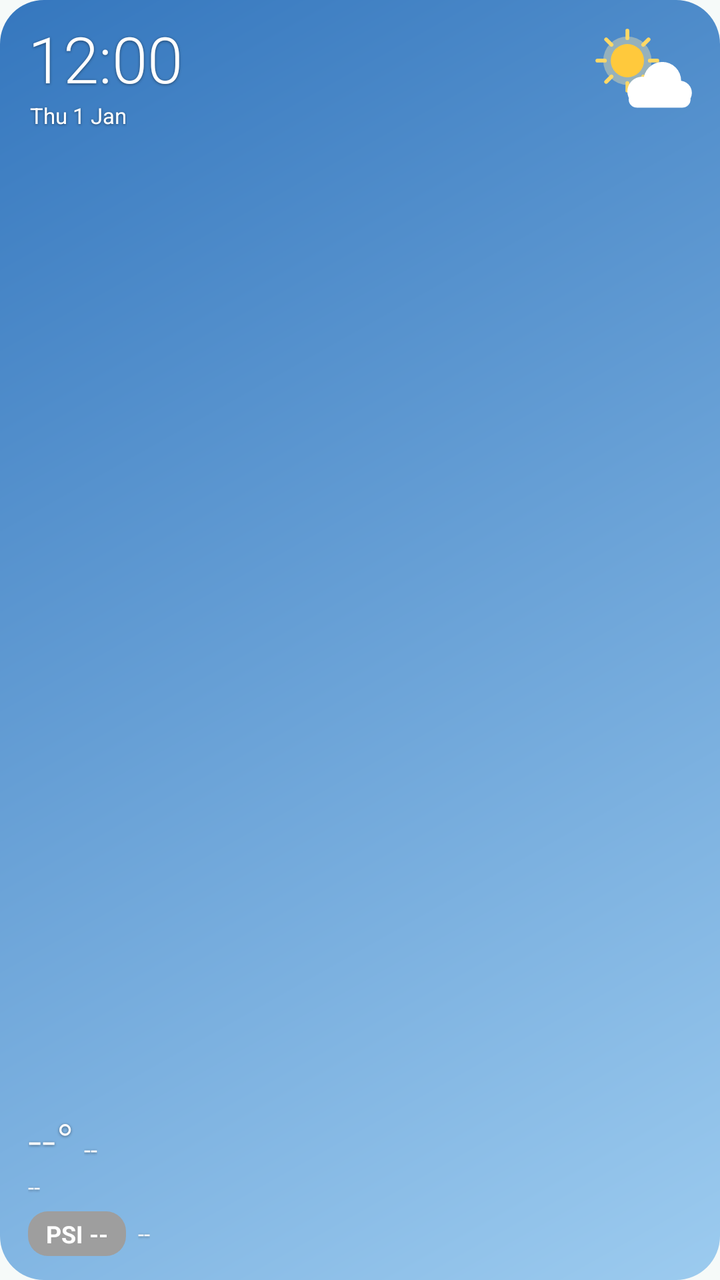
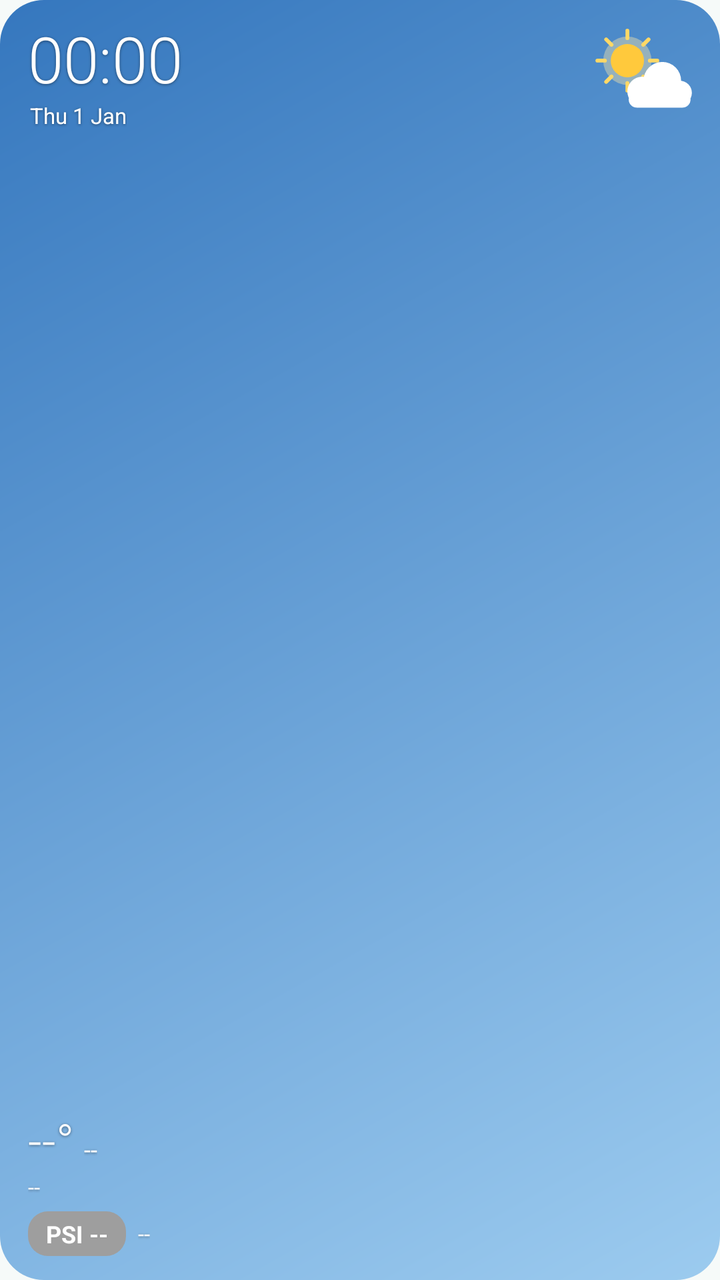

Screens rendered from an Android XML layout before and after an edit, with the pre-edit source and the edit as a unified diff.
<!-- AndroidManifest.xml: application theme Theme.HazeMap -->
<!-- res/layout/widget_small.xml -->
<?xml version="1.0" encoding="utf-8"?>
<FrameLayout xmlns:android="http://schemas.android.com/apk/res/android"
    android:id="@+id/wRoot"
    android:layout_width="match_parent"
    android:layout_height="match_parent"
    android:background="@drawable/widget_sky_partly">

    
    <FrameLayout
        android:layout_width="64dp"
        android:layout_height="64dp"
        android:layout_gravity="top|end"
        android:layout_marginTop="6dp"
        android:layout_marginEnd="6dp">
        <ProgressBar
            android:id="@+id/wSceneSun"
            android:layout_width="match_parent"
            android:layout_height="match_parent"
            android:importantForAccessibility="no"
            android:indeterminate="true"
            android:indeterminateDrawable="@drawable/scene_sun"
            android:indeterminateTint="@color/white"
            android:indeterminateTintMode="multiply"
            android:maxWidth="64dp"
            android:maxHeight="64dp"
            android:minWidth="64dp"
            android:minHeight="64dp"
            android:visibility="gone" />
        <ProgressBar
            android:id="@+id/wScenePartly"
            android:layout_width="match_parent"
            android:layout_height="match_parent"
            android:importantForAccessibility="no"
            android:indeterminate="true"
            android:indeterminateDrawable="@drawable/scene_partly"
            android:indeterminateTint="@color/white"
            android:indeterminateTintMode="multiply"
            android:maxWidth="64dp"
            android:maxHeight="64dp"
            android:minWidth="64dp"
            android:minHeight="64dp" />
        <ProgressBar
            android:id="@+id/wSceneCloud"
            android:layout_width="match_parent"
            android:layout_height="match_parent"
            android:importantForAccessibility="no"
            android:indeterminate="true"
            android:indeterminateDrawable="@drawable/scene_cloud"
            android:indeterminateTint="@color/white"
            android:indeterminateTintMode="multiply"
            android:maxWidth="64dp"
            android:maxHeight="64dp"
            android:minWidth="64dp"
            android:minHeight="64dp"
            android:visibility="gone" />
        <ProgressBar
            android:id="@+id/wSceneRain"
            android:layout_width="match_parent"
            android:layout_height="match_parent"
            android:importantForAccessibility="no"
            android:indeterminate="true"
            android:indeterminateDrawable="@drawable/scene_rain"
            android:indeterminateTint="@color/white"
            android:indeterminateTintMode="multiply"
            android:maxWidth="64dp"
            android:maxHeight="64dp"
            android:minWidth="64dp"
            android:minHeight="64dp"
            android:visibility="gone" />
        <ProgressBar
            android:id="@+id/wSceneStorm"
            android:layout_width="match_parent"
            android:layout_height="match_parent"
            android:importantForAccessibility="no"
            android:indeterminate="true"
            android:indeterminateDrawable="@drawable/scene_storm"
            android:indeterminateTint="@color/white"
            android:indeterminateTintMode="multiply"
            android:maxWidth="64dp"
            android:maxHeight="64dp"
            android:minWidth="64dp"
            android:minHeight="64dp"
            android:visibility="gone" />
        <ProgressBar
            android:id="@+id/wSceneHaze"
            android:layout_width="match_parent"
            android:layout_height="match_parent"
            android:importantForAccessibility="no"
            android:indeterminate="true"
            android:indeterminateDrawable="@drawable/scene_haze"
            android:indeterminateTint="@color/white"
            android:indeterminateTintMode="multiply"
            android:maxWidth="64dp"
            android:maxHeight="64dp"
            android:minWidth="64dp"
            android:minHeight="64dp"
            android:visibility="gone" />
        <ProgressBar
            android:id="@+id/wSceneWind"
            android:layout_width="match_parent"
            android:layout_height="match_parent"
            android:importantForAccessibility="no"
            android:indeterminate="true"
            android:indeterminateDrawable="@drawable/scene_wind"
            android:indeterminateTint="@color/white"
            android:indeterminateTintMode="multiply"
            android:maxWidth="64dp"
            android:maxHeight="64dp"
            android:minWidth="64dp"
            android:minHeight="64dp"
            android:visibility="gone" />
        <ProgressBar
            android:id="@+id/wSceneNight"
            android:layout_width="match_parent"
            android:layout_height="match_parent"
            android:importantForAccessibility="no"
            android:indeterminate="true"
            android:indeterminateDrawable="@drawable/scene_night"
            android:indeterminateTint="@color/white"
            android:indeterminateTintMode="multiply"
            android:maxWidth="64dp"
            android:maxHeight="64dp"
            android:minWidth="64dp"
            android:minHeight="64dp"
            android:visibility="gone" />
    </FrameLayout>

    
    <LinearLayout
        android:id="@+id/wTopBlock"
        android:layout_width="wrap_content"
        android:layout_height="wrap_content"
        android:layout_gravity="top|start"
        android:orientation="vertical"
        android:paddingStart="14dp"
        android:paddingTop="12dp">

        <TextClock
            android:id="@+id/wClock"
            style="@style/WidgetText"
            android:fontFamily="sans-serif-light"
            android:format12Hour="h:mm"
            android:format24Hour="H:mm"
            android:includeFontPadding="false"
            android:textSize="32sp" />

        <TextClock
            android:id="@+id/wDate"
            style="@style/WidgetText"
            android:format12Hour="EEE d MMM"
            android:format24Hour="EEE d MMM"
            android:textSize="11sp"
            android:layout_marginStart="1dp"
            android:layout_marginTop="1dp" />
    </LinearLayout>

    
    <LinearLayout
        android:id="@+id/wBottomBlock"
        android:layout_width="match_parent"
        android:layout_height="wrap_content"
        android:layout_gravity="bottom"
        android:orientation="vertical"
        android:paddingStart="14dp"
        android:paddingEnd="12dp"
        android:paddingBottom="12dp">

        
        <LinearLayout
            android:id="@+id/wEventRow"
            android:layout_width="wrap_content"
            android:layout_height="wrap_content"
            android:layout_marginBottom="4dp"
            android:background="@drawable/widget_event_bg"
            android:gravity="center_vertical"
            android:orientation="horizontal"
            android:paddingStart="7dp"
            android:paddingTop="2dp"
            android:paddingEnd="9dp"
            android:paddingBottom="2dp"
            android:visibility="gone">

            <ImageView
                android:id="@+id/wEventIcon"
                android:layout_width="14dp"
                android:layout_height="14dp"
                android:layout_marginEnd="5dp"
                android:importantForAccessibility="no"
                android:src="@drawable/ic_event"
                android:tint="@color/white" />

            
            <TextView
                android:id="@+id/wEventText"
                style="@style/WidgetText"
                android:ellipsize="end"
                android:maxLines="1"
                android:text="--"
                android:textSize="11sp" />
        </LinearLayout>

        <LinearLayout
            android:layout_width="wrap_content"
            android:layout_height="wrap_content"
            android:baselineAligned="true"
            android:orientation="horizontal">

            <TextView
                android:id="@+id/wTemp"
                style="@style/WidgetText"
                android:fontFamily="sans-serif-light"
                android:text="@string/no_temp"
                android:textSize="24sp" />

            <TextView
                android:id="@+id/wCondition"
                style="@style/WidgetText"
                android:layout_marginStart="5dp"
                android:ellipsize="end"
                android:maxLines="1"
                android:text="--"
                android:textSize="12sp" />
        </LinearLayout>

        <TextView
            android:id="@+id/wPlace"
            style="@style/WidgetText"
            android:alpha="0.92"
            android:ellipsize="end"
            android:maxLines="1"
            android:text="--"
            android:textSize="11sp" />

        <LinearLayout
            android:layout_width="wrap_content"
            android:layout_height="wrap_content"
            android:layout_marginTop="5dp"
            android:gravity="center_vertical"
            android:orientation="horizontal">

            <TextView
                android:id="@+id/wBadge"
                style="@style/WidgetPill"
                android:text="@string/widget_psi_none" />

            <TextView
                android:id="@+id/wWhen"
                style="@style/WidgetText"
                android:alpha="0.92"
                android:ellipsize="end"
                android:maxLines="1"
                android:text="--"
                android:textSize="11sp"
                android:layout_marginStart="6dp" />
        </LinearLayout>
    </LinearLayout>
</FrameLayout>
<!-- resources referenced by this layout -->
<resources>
  <color name="white">#FFFFFFFF</color>
  <!-- drawable ic_event (drawable) -->
  <?xml version="1.0" encoding="utf-8"?>
  <vector xmlns:android="http://schemas.android.com/apk/res/android"
      android:width="24dp"
      android:height="24dp"
      android:viewportWidth="24"
      android:viewportHeight="24">
      <path
          android:fillColor="#FFFFFFFF"
          android:pathData="M17,12h-5v5h5v-5zM16,1v2L8,3L8,1L6,1v2L5,3c-1.11,0 -1.99,0.9 -1.99,2L3,19c0,1.1 0.89,2 2,2h14c1.1,0 2,-0.9 2,-2L21,5c0,-1.1 -0.9,-2 -2,-2h-1L18,1h-2zM19,19L5,19L5,8h14v11z" />
  </vector>
  <!-- drawable scene_cloud: vector/xml drawable (drawable, 2654 chars, omitted) -->
  <!-- drawable scene_haze: vector/xml drawable (drawable, 6021 chars, omitted) -->
  <!-- drawable scene_night: vector/xml drawable (drawable, 5045 chars, omitted) -->
  <!-- drawable scene_rain: vector/xml drawable (drawable, 11350 chars, omitted) -->
  <!-- drawable scene_storm: vector/xml drawable (drawable, 12519 chars, omitted) -->
  <!-- drawable scene_sun: vector/xml drawable (drawable, 3582 chars, omitted) -->
  <!-- drawable scene_wind: vector/xml drawable (drawable, 8031 chars, omitted) -->
  <!-- drawable widget_event_bg (drawable) -->
  <?xml version="1.0" encoding="utf-8"?>
  <shape xmlns:android="http://schemas.android.com/apk/res/android">
      <solid android:color="#4D000000" />
      <corners android:radius="10dp" />
  </shape>
  <!-- drawable widget_sky_partly (drawable) -->
  <?xml version="1.0" encoding="utf-8"?>
  <shape xmlns:android="http://schemas.android.com/apk/res/android">
      <gradient
          android:angle="315"
          android:endColor="#FF9CCBEF"
          android:startColor="#FF3577BE" />
      <corners android:radius="22dp" />
  </shape>
  <string name="no_temp">--°</string>
  <string name="widget_psi_none">PSI --</string>
  <style name="WidgetPill">
          <item name="android:layout_width">wrap_content</item>
          <item name="android:layout_height">wrap_content</item>
          <item name="android:background">@drawable/widget_badge_none</item>
          <item name="android:paddingStart">9dp</item>
          <item name="android:paddingTop">3dp</item>
          <item name="android:paddingEnd">9dp</item>
          <item name="android:paddingBottom">3dp</item>
          <item name="android:textColor">@color/white</item>
          <item name="android:textSize">12sp</item>
          <item name="android:textStyle">bold</item>
      </style>
  <style name="WidgetText">
          <item name="android:layout_width">wrap_content</item>
          <item name="android:layout_height">wrap_content</item>
          <item name="android:textColor">@color/white</item>
          <item name="android:shadowColor">#73000000</item>
          <item name="android:shadowDy">1</item>
          <item name="android:shadowRadius">3</item>
      </style>
  <style name="Theme.HazeMap" parent="Theme.Material3.DayNight.NoActionBar">
          <item name="colorPrimary">@color/teal_700</item>
          <item name="colorOnPrimary">@color/white</item>
          <item name="colorPrimaryContainer">#B2DFDB</item>
          <item name="colorOnPrimaryContainer">#00201C</item>
          <item name="colorSecondaryContainer">#CCE8E4</item>
          <item name="colorOnSecondaryContainer">#05201D</item>
          <item name="android:colorBackground">#F6FAF9</item>
          <item name="colorSurface">#F6FAF9</item>
          <item name="colorOnSurface">#171D1C</item>
          <item name="colorSurfaceVariant">#DAE5E2</item>
          <item name="colorOnSurfaceVariant">#3F4947</item>
          <item name="colorOutline">#6F7977</item>
          <item name="colorOutlineVariant">#BFC9C6</item>
          <item name="colorSurfaceContainer">#EAEFED</item>
          <item name="android:statusBarColor">@color/teal_700</item>
      </style>
  <!-- drawable widget_badge_none (drawable) -->
  <shape xmlns:android="http://schemas.android.com/apk/res/android">
      <solid android:color="#FF9E9E9E" />
      <corners android:radius="10dp" />
  </shape>
  <color name="teal_700">#FF00796B</color>
  <!-- unchanged entries left out for length: 1 -->
</resources>

<!-- the commit's change to res/layout/widget_small.xml (unified diff, before → after) -->
@@ -139,8 +139,8 @@
             android:id="@+id/wClock"
             style="@style/WidgetText"
             android:fontFamily="sans-serif-light"
-            android:format12Hour="h:mm"
-            android:format24Hour="H:mm"
+            android:format12Hour="HH:mm"
+            android:format24Hour="HH:mm"
             android:includeFontPadding="false"
             android:textSize="32sp" />
 
